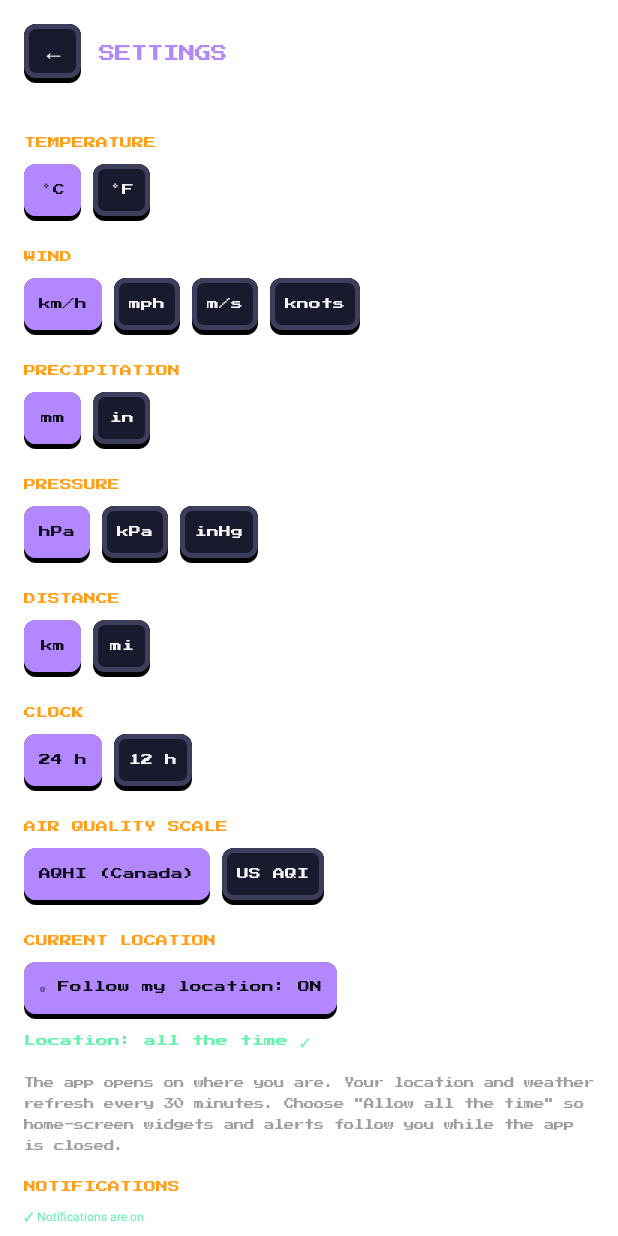
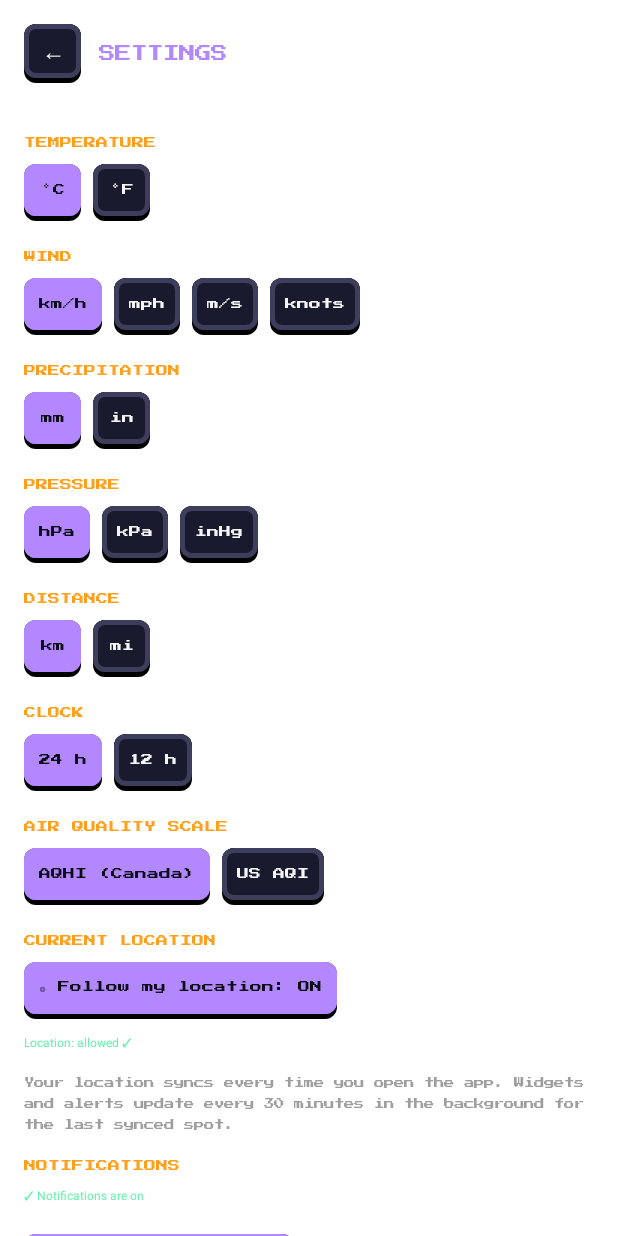
Before and after one commit to Hootywhooo86/bitweather, an Android app built with Jetpack Compose: the composable SettingsScreen shown on its own in the app's theme, on a phone screen of 412 x 824 dp. Run offline under Robolectric (Android 15) with nearby library versions, the phone set to English and light mode, and no system bars; network calls fail.

Commit message:
Tighten Now widget spacing; 6-hour forecast notifications; sync location on open
- Widget: pixel degree sign hugs the big temperature, hourly strip sized
  to its content, daily columns pack left (no empty rain column), brighter
  lows
- Notifications: alerts right away; the conditions summary now goes out
  at most every 6 hours instead of an always-on 30-minute notification
- Location syncs every time the app opens; background updates reuse the
  last synced spot, so the background-location permission is dropped

Co-Authored-By: Claude Opus 5.5 <noreply@anthropic.com>
Claude-Session: https://claude.ai/code/session_01Sc4EVVCMyX9uU7CGbhy5Ws

```diff
--- a/android/app/src/main/AndroidManifest.xml
+++ b/android/app/src/main/AndroidManifest.xml
@@ -5,7 +5,6 @@
     <uses-permission android:name="android.permission.ACCESS_NETWORK_STATE" />
     <uses-permission android:name="android.permission.ACCESS_COARSE_LOCATION" />
     <uses-permission android:name="android.permission.ACCESS_FINE_LOCATION" />
-    <uses-permission android:name="android.permission.ACCESS_BACKGROUND_LOCATION" />
     <uses-permission android:name="android.permission.POST_NOTIFICATIONS" />
 
     <uses-feature android:name="android.hardware.location" android:required="false" />
--- a/android/app/src/main/java/com/hootywhooo86/bitweather/data/Prefs.kt
+++ b/android/app/src/main/java/com/hootywhooo86/bitweather/data/Prefs.kt
@@ -34,6 +34,7 @@ object Prefs {
     var firstRun = true
     var lastUpdateCheck = 0L
     var lastUpdateNotified = 0
+    var lastSummary = 0L
 
     fun defaultLayout() = mutableListOf(
         Slot("alerts", "T"), Slot("brief", "W"), Slot("insight", "T"), Slot("hourly", "W"), Slot("daily", "L"),
@@ -80,6 +81,7 @@ object Prefs {
             firstRun = o.optBoolean("firstRun", false)
             lastUpdateCheck = o.optLong("lastUpdateCheck")
             lastUpdateNotified = o.optInt("lastUpdateNotified")
+            lastSummary = o.optLong("lastSummary")
         }
         if (places.none { it.id == activeId }) activeId = places.first().id
     }
@@ -99,7 +101,7 @@ object Prefs {
             .put("notifyUpdates", notifyUpdates)
             .put("layout", JSONArray().apply { layout.forEach { put(JSONObject().put("id", it.id).put("size", it.size).put("hidden", it.hidden)) } })
             .put("seen", JSONArray(seen.toList()))
-            .put("firstRun", firstRun).put("lastUpdateCheck", lastUpdateCheck).put("lastUpdateNotified", lastUpdateNotified)
+            .put("firstRun", firstRun).put("lastUpdateCheck", lastUpdateCheck).put("lastUpdateNotified", lastUpdateNotified).put("lastSummary", lastSummary)
         sp.edit().putString("state", o.toString()).apply()
     }
 
--- a/android/app/src/main/java/com/hootywhooo86/bitweather/ui/Screens.kt
+++ b/android/app/src/main/java/com/hootywhooo86/bitweather/ui/Screens.kt
@@ -187,16 +187,11 @@ fun SettingsScreen(act: MainActivity) {
                 Prefs.followGps = !Prefs.followGps; act.changed(); if (Prefs.followGps) act.refresh(true)
             }
         }
-        val fg = LocationHelper.hasPermission(ctx); val bg = LocationHelper.hasBackground(ctx)
-        T(
-            when { !fg -> "Location permission: OFF"; !bg -> "Location: while using the app"; else -> "Location: all the time ✓" },
-            8.sp, if (fg && bg) C.green else C.yellow, Modifier.padding(top = 10.dp, bottom = 10.dp),
-        )
-        Chips {
-            if (!fg) PxButton("ALLOW LOCATION", primary = true) { act.requestLocation() }
-            else if (!bg) PxButton("ALLOW ALL THE TIME", primary = true) { act.requestBackgroundLocation() }
-        }
-        Note("The app opens on where you are. Your location and weather refresh every 30 minutes. Choose \"Allow all the time\" so home-screen widgets and alerts follow you while the app is closed.")
+        val fg = LocationHelper.hasPermission(ctx)
+        T(if (fg) "Location: allowed ✓" else "Location permission: OFF", 8.sp, if (fg) C.green else C.yellow,
+            Modifier.padding(top = 10.dp, bottom = 10.dp), family = androidx.compose.ui.text.font.FontFamily.Default)
+        if (!fg) Chips { PxButton("ALLOW LOCATION", primary = true) { act.requestLocation() } }
+        Note("Your location syncs every time you open the app. Widgets and alerts update every 30 minutes in the background for the last synced spot.")
 
         Section("NOTIFICATIONS")
         val allowed = Notifier.allowed(ctx)
@@ -205,14 +200,13 @@ fun SettingsScreen(act: MainActivity) {
         Spacer(Modifier.height(10.dp))
         Column(verticalArrangement = Arrangement.spacedBy(8.dp)) {
             PxButton("! Weather alerts: ${if (Prefs.notifyAlerts) "ON" else "OFF"}", on = Prefs.notifyAlerts) { Prefs.notifyAlerts = !Prefs.notifyAlerts; act.changed() }
-            PxButton("Conditions every 30 min: ${if (Prefs.notifyConditions) "ON" else "OFF"}", on = Prefs.notifyConditions) {
+            PxButton("Forecast every 6 hours: ${if (Prefs.notifyConditions) "ON" else "OFF"}", on = Prefs.notifyConditions) {
                 Prefs.notifyConditions = !Prefs.notifyConditions; act.changed()
-                Repo.cached(ctx, Prefs.home().id)?.let { Notifier.process(ctx, it) }
             }
             PxButton("App updates: ${if (Prefs.notifyUpdates) "ON" else "OFF"}", on = Prefs.notifyUpdates) { Prefs.notifyUpdates = !Prefs.notifyUpdates; act.changed() }
         }
         if (allowed) Chips { PxButton("SEND TEST") { Notifier.test(ctx, Repo.cached(ctx, Prefs.home().id)) } }
-        Note("Alerts cover official warnings (Environment Canada / US NWS) plus your custom alerts below, for your current location. Each alert notifies once.")
+        Note("Alerts arrive as soon as they're issued: official warnings (Environment Canada / US NWS) plus your custom alerts below, each once. The forecast summary comes every 6 hours. Nothing stays pinned in your notifications.")
 
         Section("CUSTOM ALERTS (NEXT 48 H, METRIC)")
         val t = Prefs.thresholds
```
Also changed, not shown: android/app/src/main/java/com/hootywhooo86/bitweather/data/Repo.kt (+5 -10 lines), android/app/src/main/java/com/hootywhooo86/bitweather/notify/Notifier.kt (+14 -11 lines), android/app/src/main/java/com/hootywhooo86/bitweather/ui/MainActivity.kt (+5 -9 lines), android/app/src/main/java/com/hootywhooo86/bitweather/widget/Widgets.kt (+40 -15 lines), 1 other file.
